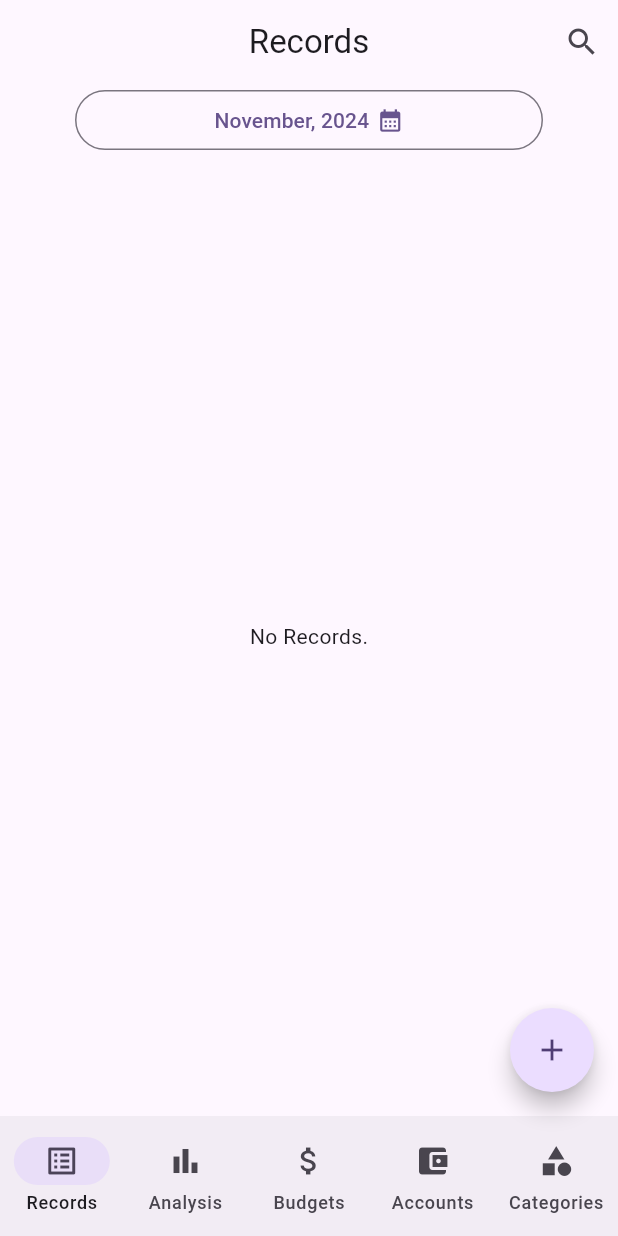
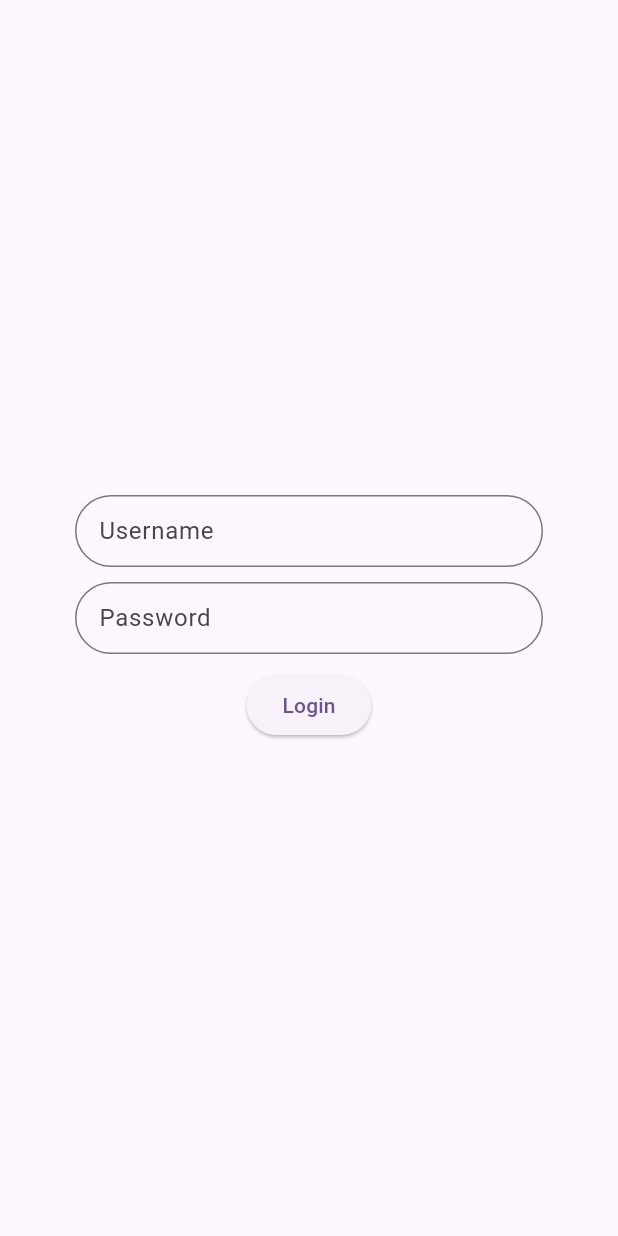
Before and after one commit to diikey/penny_track, a Flutter app: the screen it shows after launch, on a phone screen of 412 x 824 dp. Run offline on Flutter 3.47's test engine with Material 3 defaults, Android fonts, the light colour scheme and no system bars; our stand-ins replace bloc, equatable, flutter_bloc, shared_preferences, sqflite; accounts and stored records are empty.

Commit message:
added shared pref package & login wip

```diff
--- /dev/null
+++ b/lib/ui/login/login_screen.dart
@@ -0,0 +1,96 @@
+import 'package:flutter/material.dart';
+import 'package:flutter_bloc/flutter_bloc.dart';
+import 'package:penny_track/utils/cache.dart';
+import 'package:penny_track/utils/resources/routes_manager.dart';
+
+class LoginScreen extends StatelessWidget {
+  LoginScreen({super.key});
+
+  final TextEditingController usernameController = TextEditingController();
+  final TextEditingController passwordController = TextEditingController();
+
+  @override
+  Widget build(BuildContext context) {
+    final Cache cache = context.read<Cache>();
+    return Scaffold(
+      body: Padding(
+        padding: const EdgeInsets.symmetric(horizontal: 50),
+        child: Column(
+          mainAxisAlignment: MainAxisAlignment.center,
+          crossAxisAlignment: CrossAxisAlignment.start,
+          children: [
+            TextFormField(
+              onChanged: (value) {
+                // if (state is LoginFailed) {
+                //   context.read<LoginBloc>().add(TextFieldChanged());
+                // }
+              },
+              controller: usernameController,
+              decoration: InputDecoration(
+                labelText: "Username",
+                // errorText: state.errorText,
+                border: OutlineInputBorder(
+                  borderRadius: BorderRadius.all(
+                    Radius.circular(30),
+                  ),
+                ),
+                contentPadding: EdgeInsets.symmetric(
+                  vertical: 0,
+                  horizontal: 12,
+                ),
+              ),
+            ),
+            SizedBox(
+              height: 10,
+            ),
+            TextFormField(
+              onChanged: (value) {
+                // if (state is LoginFailed) {
+                //   context.read<LoginBloc>().add(TextFieldChanged());
+                // }
+              },
+              controller: passwordController,
+              decoration: InputDecoration(
+                labelText: "Password",
+                // errorText: state.errorText,
+                border: OutlineInputBorder(
+                  borderRadius: BorderRadius.all(
+                    Radius.circular(30),
+                  ),
+                ),
+                contentPadding: EdgeInsets.symmetric(
+                  vertical: 0,
+                  horizontal: 12,
+                ),
+              ),
+              obscureText: true,
+            ),
+            SizedBox(
+              height: 10,
+            ),
+            // if (state is LoginLoading)
+            //   const Center(
+            //     child: CircularProgressIndicator(),
+            //   )
+            // else
+            Center(
+              child: ElevatedButton(
+                onPressed: () async {
+                  if (usernameController.text.isEmpty ||
+                      passwordController.text.isEmpty) {
+                    return;
+                  }
+                  // context.read<LoginBloc>().add(LoginBtnPressed(
+                  //     usernameController.text, passwordController.text));
+                  cache.setString(key: Cache.cacheToken, value: "newtoken");
+                  Navigator.pushReplacementNamed(context, Routes.appRoute);
+                },
+                child: Text("Login"),
+              ),
+            ),
+          ],
+        ),
+      ),
+    );
+  }
+}
--- /dev/null
+++ b/lib/utils/cache.dart
@@ -0,0 +1,22 @@
+import 'package:shared_preferences/shared_preferences.dart';
+
+class Cache {
+  final SharedPreferences _sharedPreferences;
+
+  Cache(this._sharedPreferences);
+
+  //add static strings below for keys
+  static const String cacheToken = "cacheToken";
+
+  String getString({required String key}) {
+    return _sharedPreferences.getString(key) ?? "";
+  }
+
+  Future<void> setString({required String key, required String value}) async {
+    await _sharedPreferences.setString(key, value);
+  }
+
+  Future<void> removeString({required String key}) async {
+    await _sharedPreferences.remove(key);
+  }
+}
--- a/lib/utils/resources/routes_manager.dart
+++ b/lib/utils/resources/routes_manager.dart
@@ -7,6 +7,7 @@ import 'package:penny_track/data/repositories/accounts/accounts_repository.dart'
 import 'package:penny_track/data/repositories/records/records_repository.dart';
 import 'package:penny_track/ui/accounts/manage_account_screen.dart';
 import 'package:penny_track/ui/app/app.dart';
+import 'package:penny_track/ui/login/login_screen.dart';
 import 'package:penny_track/ui/records/manage_record_screen.dart';
 import 'package:penny_track/ui/records/record_details_screen.dart';
 import 'package:penny_track/ui/splash/splash_screen.dart';
@@ -14,6 +15,7 @@ import 'package:penny_track/data/dto/records/record.dart';
 
 class Routes {
   static const String splashRoute = "/";
+  static const String loginRoute = "/login";
   static const String appRoute = "/app";
   static const String manageRecordRoute = "/manage_record";
   static const String recordDetailsRoute = "/record_details";
@@ -25,6 +27,8 @@ class RoutesGenerator {
     switch (routeSettings.name) {
       case Routes.splashRoute:
         return MaterialPageRoute(builder: (_) => SplashScreen());
+      case Routes.loginRoute:
+        return MaterialPageRoute(builder: (_) => LoginScreen());
       case Routes.appRoute:
         return MaterialPageRoute(builder: (_) {
           return MultiBlocProvider(
--- a/pubspec.yaml
+++ b/pubspec.yaml
@@ -43,6 +43,7 @@ dependencies:
   intl:
   path:
   path_provider:
+  shared_preferences: ^2.3.3
   sqflite:
   uuid:
 
```
Also changed, not shown: lib/main.dart (+7 -1 lines), lib/ui/app/app.dart (+17 -0 lines), lib/ui/splash/splash_screen.dart (+9 -1 lines), pubspec.lock, 2 other files.
